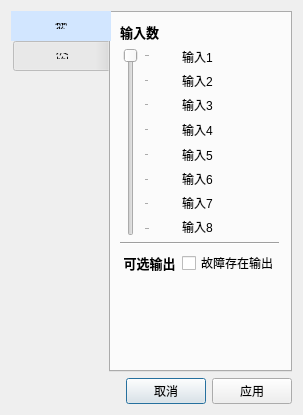
Old version of the form logic_view/logic_setting/nencode_logic_setting.ui in the repository su0814/qt_spc100.
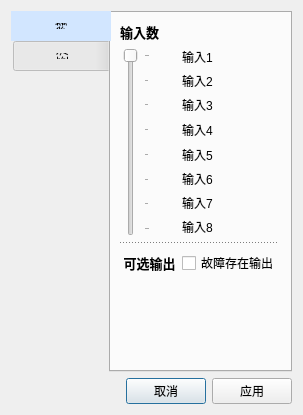
New version of the form.

Diff of the .ui file:
```diff
--- a/logic_view/logic_setting/nencode_logic_setting.ui
+++ b/logic_view/logic_setting/nencode_logic_setting.ui
@@ -61,6 +61,9 @@
       <layout class="QGridLayout" name="gridLayout">
        <item row="9" column="0" colspan="2">
         <widget class="Line" name="line_2">
+         <property name="styleSheet">
+          <string notr="true">border-top: 1px dotted;</string>
+         </property>
          <property name="orientation">
           <enum>Qt::Horizontal</enum>
          </property>
```
